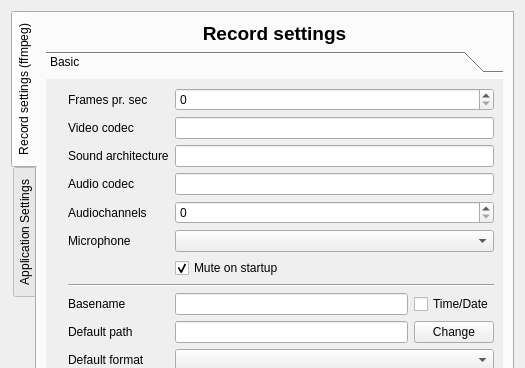
froksen/FDesktopRecorder, file src/dialogs/settingsdialog/settingsdialog.ui: the form before one commit; both pictures show x 0 to 525 and y 0 to 368 of the 525 by 583 pixel window.
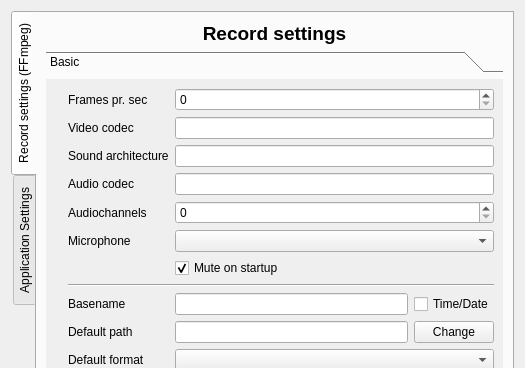
The form after the commit. The open tabs and pages were chosen to show the change. Icons and pictures are not drawn.

Commit message: Settingsdialog: Changed ffmpeg to FFmpeg

Diff of the .ui file:
```diff
--- a/src/dialogs/settingsdialog/settingsdialog.ui
+++ b/src/dialogs/settingsdialog/settingsdialog.ui
@@ -24,7 +24,7 @@
      </property>
      <widget class="QWidget" name="tabRecordsettings">
       <attribute name="title">
-       <string>Record settings (ffmpeg)</string>
+       <string>Record settings (FFmpeg)</string>
       </attribute>
       <layout class="QVBoxLayout" name="verticalLayout_2">
        <item>
```
Left out of the diff: 10 changed lines with no effect on the pictures.
